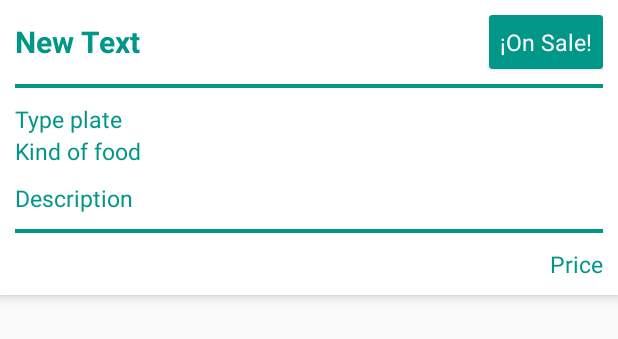
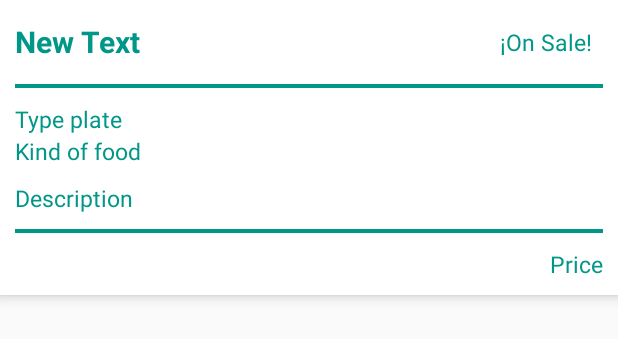
Before and after one commit to ARosentiehl24/uFood, an Android app: the layout food_list_item_row.xml on its own in the app's theme, with its tools: preview values and no code run, on a phone screen of 412 x 824 dp. Shown: the top 339 px of the screen. Run offline under Robolectric (Android 15) with nearby library versions, the phone set to English and light mode, and no system bars.

Commit message:
Bugs fixed.

```diff
--- a/app/src/main/java/com/arrg/android/app/ufood/FoodAdapter.java
+++ b/app/src/main/java/com/arrg/android/app/ufood/FoodAdapter.java
@@ -3,7 +3,6 @@ package com.arrg.android.app.ufood;
 import android.app.Activity;
 import android.content.Context;
 import android.content.DialogInterface;
-import android.support.v7.widget.CardView;
 import android.support.v7.widget.RecyclerView;
 import android.view.LayoutInflater;
 import android.view.View;
@@ -74,7 +73,7 @@ public class FoodAdapter extends RecyclerView.Adapter<FoodAdapter.ViewHolder> {
     public class ViewHolder extends RecyclerView.ViewHolder implements View.OnLongClickListener {
 
         @Bind(R.id.onSaleBackground)
-        CardView onSaleBackground;
+        TextView onSaleBackground;
 
         @Bind(R.id.tvFoodName)
         TextView tvFoodName;
--- a/app/src/main/res/layout/food_list_item_row.xml
+++ b/app/src/main/res/layout/food_list_item_row.xml
@@ -15,24 +15,18 @@
         android:layout_height="wrap_content"
         android:padding="10dp">
 
-        <android.support.v7.widget.CardView
+        <TextView
             android:id="@+id/onSaleBackground"
             android:layout_width="wrap_content"
             android:layout_height="wrap_content"
             android:layout_alignParentEnd="true"
             android:layout_alignParentTop="true"
-            app:cardBackgroundColor="@color/colorPrimary">
-
-            <TextView
-                android:layout_width="wrap_content"
-                android:layout_height="wrap_content"
-                android:layout_gravity="center"
-                android:gravity="center"
-                android:padding="7.5dp"
-                android:text="@string/on_sale"
-                android:textColor="@color/background_light"
-                android:textSize="15sp" />
-        </android.support.v7.widget.CardView>
+            android:layout_gravity="center"
+            android:gravity="center"
+            android:padding="7.5dp"
+            android:text="@string/on_sale"
+            android:textColor="@color/colorPrimary"
+            android:textSize="15sp" />
 
         <TextView
             android:id="@+id/tvFoodName"
```
Also changed, not shown: app/src/main/java/com/arrg/android/app/ufood/HandleFoodActivity.java (+6 -6 lines), app/src/main/java/com/arrg/android/app/ufood/MainActivity.java (+22 -16 lines).
